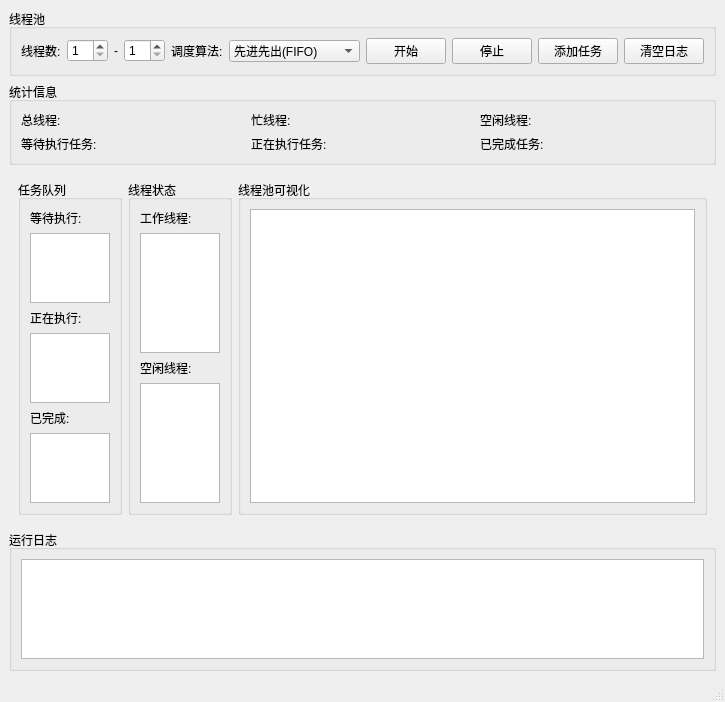
This is mainwindow.ui in HuJingwen1211/QT-ThreadPool as Qt 5 draws it before an edit. The edited form follows.
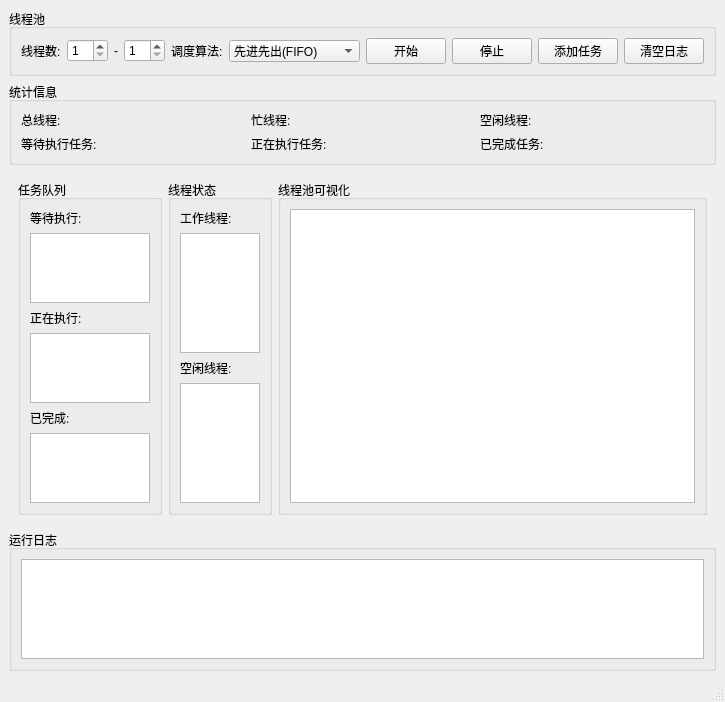
This is the edited form. Custom widgets are drawn as their Qt base class.

What changed in the file:
```diff
--- a/mainwindow.ui
+++ b/mainwindow.ui
@@ -6,7 +6,7 @@
    <rect>
     <x>0</x>
     <y>0</y>
-    <width>496</width>
+    <width>520</width>
     <height>579</height>
    </rect>
   </property>
@@ -205,7 +205,7 @@
             </property>
             <property name="minimumSize">
              <size>
-              <width>70</width>
+              <width>120</width>
               <height>0</height>
              </size>
             </property>
@@ -234,7 +234,7 @@
             </property>
             <property name="minimumSize">
              <size>
-              <width>70</width>
+              <width>120</width>
               <height>0</height>
              </size>
             </property>
@@ -263,7 +263,7 @@
             </property>
             <property name="minimumSize">
              <size>
-              <width>70</width>
+              <width>120</width>
               <height>0</height>
              </size>
             </property>
```
Left out of the diff: 2 changed lines with no effect on the pictures.
